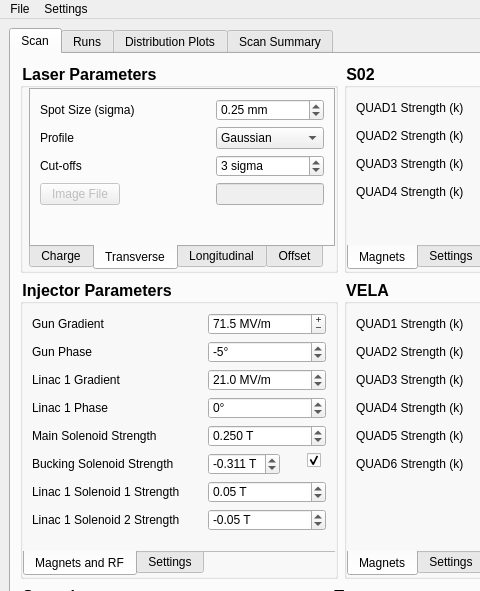
VELA-CLARA-software/OnlineModel, file astra_comparison_gui_tabs_Linac.ui: the form before one commit; both pictures show x 0 to 480 and y 0 to 591 of the 1102 by 703 pixel window.
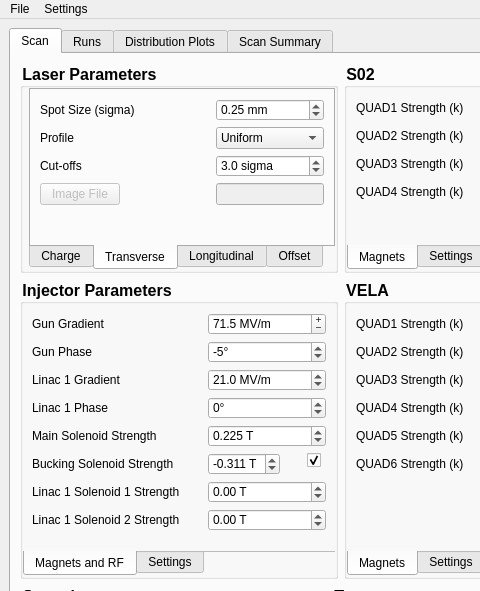
The form after the commit. The open tabs and pages were chosen to show the change. Custom widgets are drawn as their Qt base class.

```diff
--- a/astra_comparison_gui_tabs_Linac.ui
+++ b/astra_comparison_gui_tabs_Linac.ui
@@ -1649,7 +1649,7 @@
                   <double>0.001000000000000</double>
                  </property>
                  <property name="value">
-                  <double>0.250000000000000</double>
+                  <double>0.225000000000000</double>
                  </property>
                 </widget>
                </item>
@@ -1709,7 +1709,7 @@
                   <double>0.010000000000000</double>
                  </property>
                  <property name="value">
-                  <double>0.050000000000000</double>
+                  <double>0.000000000000000</double>
                  </property>
                 </widget>
                </item>
@@ -1756,7 +1756,7 @@
                   <double>0.010000000000000</double>
                  </property>
                  <property name="value">
-                  <double>-0.050000000000000</double>
+                  <double>0.000000000000000</double>
                  </property>
                 </widget>
                </item>
@@ -2695,7 +2695,7 @@
                  </property>
                  <item>
                   <property name="text">
-                   <string>Gaussian</string>
+                   <string>Uniform</string>
                   </property>
                  </item>
                  <item>
@@ -2712,28 +2712,6 @@
                  </property>
                 </widget>
                </item>
-               <item row="2" column="1">
-                <widget class="QSpinBox" name="spinBox_10">
-                 <property name="toolTip">
-                  <string>Only for Gaussian distributions</string>
-                 </property>
-                 <property name="accessibleName">
-                  <string>generator:transverse_cutoff:value</string>
-                 </property>
-                 <property name="suffix">
-                  <string> sigma</string>
-                 </property>
-                 <property name="prefix">
-                  <string/>
-                 </property>
-                 <property name="maximum">
-                  <number>6</number>
-                 </property>
-                 <property name="value">
-                  <number>3</number>
-                 </property>
-                </widget>
-               </item>
                <item row="3" column="0">
                 <widget class="QPushButton" name="pushButton">
                  <property name="enabled">
@@ -2751,6 +2729,31 @@
                  </property>
                 </widget>
                </item>
+               <item row="2" column="1">
+                <widget class="QDoubleSpinBox" name="doubleSpinBox_10">
+                 <property name="toolTip">
+                  <string>Only for Gaussian distributions</string>
+                 </property>
+                 <property name="accessibleName">
+                  <string>generator:transverse_cutoff:value</string>
+                 </property>
+                 <property name="suffix">
+                  <string> sigma</string>
+                 </property>
+                 <property name="decimals">
+                  <number>1</number>
+                 </property>
+                 <property name="minimum">
+                  <double>0.100000000000000</double>
+                 </property>
+                 <property name="maximum">
+                  <double>6.000000000000000</double>
+                 </property>
+                 <property name="value">
+                  <double>3.000000000000000</double>
+                 </property>
+                </widget>
+               </item>
               </layout>
              </widget>
              <widget class="QWidget" name="Longitudinal">
```
Left out of the diff: 79 changed lines with no effect on the pictures.
